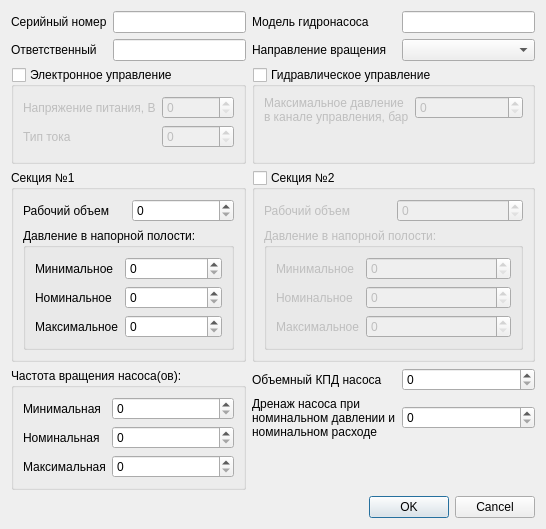
Above: pump_title_info.ui from firef0xff/SSHGS01 before the change. Below: the same form after it.
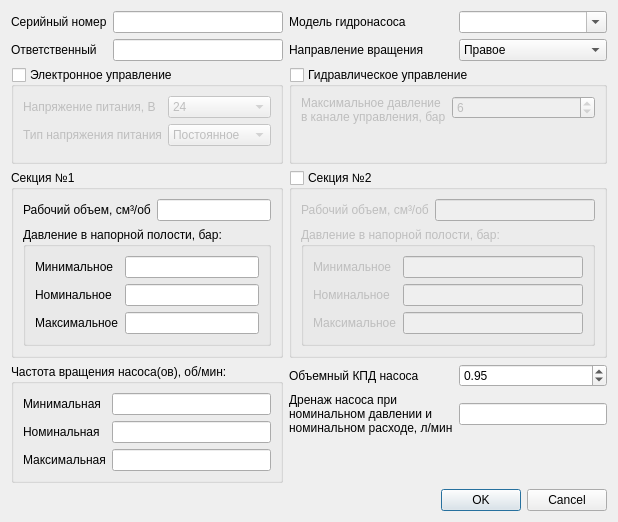
That is the form after the change.

Commit message:
настройка параметров насоса
4ч

What changed in the file:
```diff
--- a/pump_title_info.ui
+++ b/pump_title_info.ui
@@ -6,8 +6,8 @@
    <rect>
     <x>0</x>
     <y>0</y>
-    <width>546</width>
-    <height>529</height>
+    <width>618</width>
+    <height>522</height>
    </rect>
   </property>
   <property name="windowTitle">
@@ -31,7 +31,7 @@
         <item row="2" column="0">
          <widget class="QLabel" name="label_28">
           <property name="text">
-           <string>Тип тока</string>
+           <string>Тип напряжения питания</string>
           </property>
          </widget>
         </item>
@@ -42,11 +42,49 @@
           </property>
          </widget>
         </item>
-        <item row="1" column="1">
-         <widget class="QSpinBox" name="spinBox_15"/>
-        </item>
         <item row="2" column="1">
-         <widget class="QSpinBox" name="spinBox_16"/>
+         <widget class="QComboBox" name="AcDc">
+          <property name="currentIndex">
+           <number>0</number>
+          </property>
+          <item>
+           <property name="text">
+            <string>Постоянное</string>
+           </property>
+          </item>
+          <item>
+           <property name="text">
+            <string>Переменное</string>
+           </property>
+          </item>
+         </widget>
+        </item>
+        <item row="1" column="1">
+         <widget class="QComboBox" name="Voltage">
+          <property name="currentIndex">
+           <number>0</number>
+          </property>
+          <item>
+           <property name="text">
+            <string>24</string>
+           </property>
+          </item>
+          <item>
+           <property name="text">
+            <string>48</string>
+           </property>
+          </item>
+          <item>
+           <property name="text">
+            <string>110</string>
+           </property>
+          </item>
+          <item>
+           <property name="text">
+            <string>220</string>
+           </property>
+          </item>
+         </widget>
         </item>
        </layout>
       </widget>
@@ -60,17 +98,14 @@
         <item row="0" column="0">
          <widget class="QLabel" name="label_11">
           <property name="text">
-           <string>Рабочий объем</string>
+           <string>Рабочий объем, см³/об</string>
           </property>
          </widget>
         </item>
-        <item row="0" column="1">
-         <widget class="QSpinBox" name="spinBox"/>
-        </item>
         <item row="1" column="0" colspan="2">
          <widget class="QGroupBox" name="groupBox_3">
           <property name="title">
-           <string>Давление в напорной полости:</string>
+           <string>Давление в напорной полости, бар:</string>
           </property>
           <layout class="QFormLayout" name="formLayout_3">
            <item row="0" column="0">
@@ -94,18 +129,49 @@
              </property>
             </widget>
            </item>
+           <item row="0" column="1">
+            <widget class="QLineEdit" name="MinPressure">
+             <property name="toolTip">
+              <string>0...450 бар</string>
+             </property>
+             <property name="toolTipDuration">
+              <number>1000</number>
+             </property>
+            </widget>
+           </item>
            <item row="1" column="1">
-            <widget class="QSpinBox" name="spinBox_10"/>
+            <widget class="QLineEdit" name="NomPressure">
+             <property name="toolTip">
+              <string>0...450 бар</string>
+             </property>
+             <property name="toolTipDuration">
+              <number>1000</number>
+             </property>
+            </widget>
            </item>
            <item row="2" column="1">
-            <widget class="QSpinBox" name="spinBox_11"/>
-           </item>
-           <item row="0" column="1">
-            <widget class="QSpinBox" name="spinBox_14"/>
+            <widget class="QLineEdit" name="MaxPressure">
+             <property name="toolTip">
+              <string>0...450 бар</string>
+             </property>
+             <property name="toolTipDuration">
+              <number>1000</number>
+             </property>
+            </widget>
            </item>
           </layout>
          </widget>
         </item>
+        <item row="0" column="1">
+         <widget class="QLineEdit" name="WorkVolume">
+          <property name="toolTip">
+           <string>0...355 см³/об</string>
+          </property>
+          <property name="toolTipDuration">
+           <number>1000</number>
+          </property>
+         </widget>
+        </item>
        </layout>
       </widget>
      </item>
@@ -120,7 +186,21 @@
       </widget>
      </item>
      <item row="2" column="4">
-      <widget class="QComboBox" name="comboBox"/>
+      <widget class="QComboBox" name="Spin">
+       <property name="currentIndex">
+        <number>1</number>
+       </property>
+       <item>
+        <property name="text">
+         <string>Левое</string>
+        </property>
+       </item>
+       <item>
+        <property name="text">
+         <string>Правое</string>
+        </property>
+       </item>
+      </widget>
      </item>
      <item row="6" column="3">
       <widget class="QLabel" name="label_25">
@@ -157,7 +237,20 @@
          </widget>
         </item>
         <item row="0" column="1">
-         <widget class="QSpinBox" name="spinBox_17"/>
+         <widget class="QSpinBox" name="MaxControlPressure">
+          <property name="toolTip">
+           <string>0...100 бар</string>
+          </property>
+          <property name="toolTipDuration">
+           <number>1000</number>
+          </property>
+          <property name="maximum">
+           <number>100</number>
+          </property>
+          <property name="value">
+           <number>6</number>
+          </property>
+         </widget>
         </item>
         <item row="1" column="0">
          <spacer name="verticalSpacer">
@@ -178,7 +271,7 @@
      <item row="6" column="1" rowspan="4" colspan="2">
       <widget class="QGroupBox" name="groupBox">
        <property name="title">
-        <string>Частота вращения насоса(ов):</string>
+        <string>Частота вращения насоса(ов), об/мин:</string>
        </property>
        <property name="flat">
         <bool>false</bool>
@@ -209,20 +302,38 @@
          </widget>
         </item>
         <item row="0" column="1">
-         <widget class="QSpinBox" name="spinBox_18"/>
+         <widget class="QLineEdit" name="MinFrequency">
+          <property name="toolTip">
+           <string>200...4000 об/мин</string>
+          </property>
+          <property name="toolTipDuration">
+           <number>1000</number>
+          </property>
+         </widget>
         </item>
         <item row="1" column="1">
-         <widget class="QSpinBox" name="spinBox_20"/>
+         <widget class="QLineEdit" name="NomFrequency">
+          <property name="toolTip">
+           <string>200...4000 об/мин</string>
+          </property>
+          <property name="toolTipDuration">
+           <number>1000</number>
+          </property>
+         </widget>
         </item>
         <item row="2" column="1">
-         <widget class="QSpinBox" name="spinBox_21"/>
+         <widget class="QLineEdit" name="MaxFrequency">
+          <property name="toolTip">
+           <string>200...4000 об/мин</string>
+          </property>
+          <property name="toolTipDuration">
+           <number>1000</number>
+          </property>
+         </widget>
         </item>
        </layout>
       </widget>
      </item>
-     <item row="6" column="4">
-      <widget class="QSpinBox" name="spinBox_5"/>
-     </item>
      <item row="2" column="1">
       <widget class="QLabel" name="label_3">
        <property name="text">
@@ -238,13 +349,10 @@
        <property name="text">
         <string>Дренаж насоса при
 номинальном давлении и
-номинальном расходе</string>
+номинальном расходе, л/мин</string>
        </property>
       </widget>
      </item>
-     <item row="7" column="4">
-      <widget class="QSpinBox" name="spinBox_6"/>
-     </item>
      <item row="5" column="3" colspan="2">
       <widget class="QGroupBox" name="groupBox_7">
        <property name="title">
@@ -263,17 +371,14 @@
         <item row="0" column="0">
          <widget class="QLabel" name="label_13">
           <property name="text">
-           <string>Рабочий объем</string>
+           <string>Рабочий объем, см³/об</string>
           </property>
          </widget>
         </item>
-        <item row="0" column="1">
-         <widget class="QSpinBox" name="spinBox_7"/>
-        </item>
         <item row="1" column="0" colspan="2">
          <widget class="QGroupBox" name="groupBox_8">
           <property name="title">
-           <string>Давление в напорной полости:</string>
+           <string>Давление в напорной полости, бар:</string>
           </property>
           <layout class="QFormLayout" name="formLayout_6">
            <item row="0" column="0">
@@ -298,23 +403,51 @@
             </widget>
            </item>
            <item row="0" column="1">
-            <widget class="QSpinBox" name="spinBox_8"/>
+            <widget class="QLineEdit" name="MinPressure_2">
+             <property name="toolTip">
+              <string>0...450 бар</string>
+             </property>
+             <property name="toolTipDuration">
+              <number>1000</number>
+             </property>
+            </widget>
            </item>
            <item row="1" column="1">
-            <widget class="QSpinBox" name="spinBox_12"/>
+            <widget class="QLineEdit" name="NomPressure_2">
+             <property name="toolTip">
+              <string>0...450 бар</string>
+             </property>
+             <property name="toolTipDuration">
+              <number>1000</number>
+             </property>
+            </widget>
            </item>
            <item row="2" column="1">
-            <widget class="QSpinBox" name="spinBox_13"/>
+            <widget class="QLineEdit" name="MaxPressure_2">
+             <property name="toolTip">
+              <string>0...450 бар</string>
+             </property>
+             <property name="toolTipDuration">
+              <number>1000</number>
+             </property>
+            </widget>
            </item>
           </layout>
          </widget>
         </item>
+        <item row="0" column="1">
+         <widget class="QLineEdit" name="WorkVolume_2">
+          <property name="toolTip">
+           <string>0...355 см³/об</string>
+          </property>
+          <property name="toolTipDuration">
+           <number>1000</number>
+          </property>
+         </widget>
+        </item>
        </layout>
       </widget>
      </item>
-     <item row="0" column="4">
-      <widget class="QLineEdit" name="lineEdit_3"/>
-     </item>
      <item row="2" column="3">
       <widget class="QLabel" name="label_5">
        <property name="text">
@@ -322,6 +455,42 @@
        </property>
       </widget>
      </item>
+     <item row="0" column="4">
+      <widget class="QComboBox" name="Model">
+       <property name="editable">
+        <bool>true</bool>
+       </property>
+      </widget>
+     </item>
+     <item row="6" column="4">
+      <widget class="QDoubleSpinBox" name="VolumeKPD">
+       <property name="toolTip">
+        <string>0...1</string>
+       </property>
+       <property name="toolTipDuration">
+        <number>1000</number>
+       </property>
+       <property name="maximum">
+        <double>1.000000000000000</double>
+       </property>
+       <property name="singleStep">
+        <double>0.010000000000000</double>
+       </property>
+       <property name="value">
+        <double>0.950000000000000</double>
+       </property>
+      </widget>
+     </item>
+     <item row="7" column="4">
+      <widget class="QLineEdit" name="Drainage">
+       <property name="toolTip">
+        <string>0.7...90 л/мин</string>
+       </property>
+       <property name="toolTipDuration">
+        <number>1000</number>
+       </property>
+      </widget>
+     </item>
     </layout>
    </item>
    <item>
```
Left out of the diff: 60 changed lines with no effect on the pictures. The commit also changes 8 other files.
